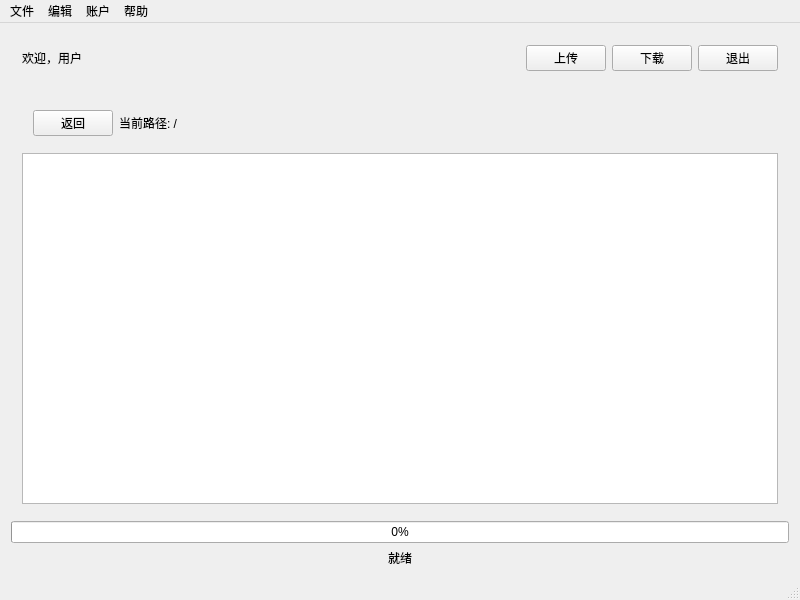
Before: the Qt Designer form WangPanClient/mainwindow.ui in frankenstein27/MyNetDisk, drawn with Qt 5.
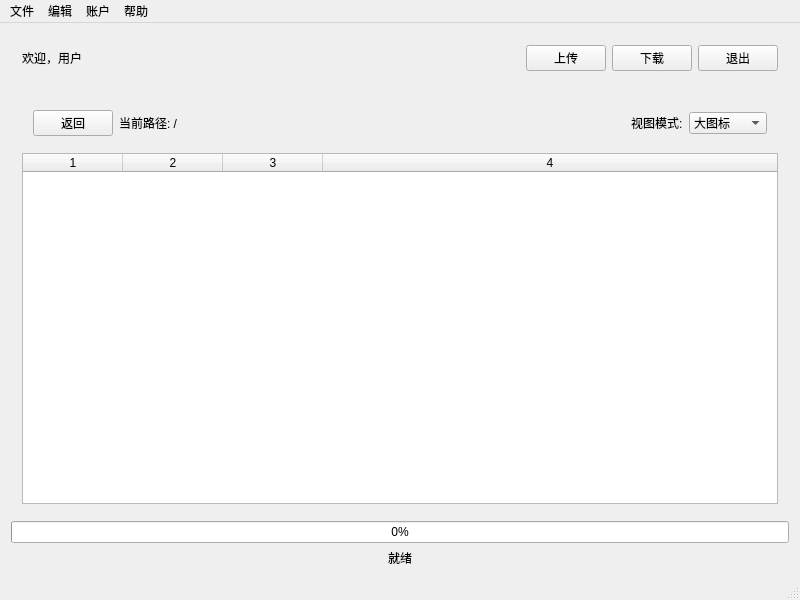
After: the same form once the commit is applied. The open tabs and pages were chosen to show the change.

Commit message: 新增文件详细列表功能

Patch:
```diff
--- a/WangPanClient/mainwindow.ui
+++ b/WangPanClient/mainwindow.ui
@@ -117,10 +117,32 @@
              </property>
             </spacer>
            </item>
+           <item>
+            <widget class="QLabel" name="viewModeLabel">
+             <property name="text">
+              <string>视图模式:</string>
+             </property>
+            </widget>
+           </item>
+           <item>
+            <widget class="QComboBox" name="viewModeCombo">
+             <item>
+              <property name="text">
+               <string>大图标</string>
+              </property>
+             </item>
+             <item>
+              <property name="text">
+               <string>详细信息</string>
+              </property>
+             </item>
+            </widget>
+           </item>
           </layout>
          </widget>
         </item>
         <item>
+         <widget class="QStackedWidget" name="viewStack">
          <widget class="QListWidget" name="fileListWidget">
           <property name="iconSize">
            <size>
@@ -137,6 +159,25 @@
           <property name="viewMode">
            <enum>QListView::ViewMode::IconMode</enum>
           </property>
+          </widget>
+          <widget class="QTableWidget" name="detailTable">
+           <property name="editTriggers">
+            <set>QAbstractItemView::EditTrigger::NoEditTriggers</set>
+           </property>
+           <property name="selectionBehavior">
+            <enum>QAbstractItemView::SelectionBehavior::SelectRows</enum>
+           </property>
+           <property name="columnCount">
+            <number>4</number>
+           </property>
+           <attribute name="horizontalHeaderStretchLastSection">
+            <bool>true</bool>
+           </attribute>
+           <column/>
+           <column/>
+           <column/>
+           <column/>
+          </widget>
          </widget>
         </item>
        </layout>
```
Lines whose indentation alone changed are shown as unchanged. The commit also changes 2 other files.
